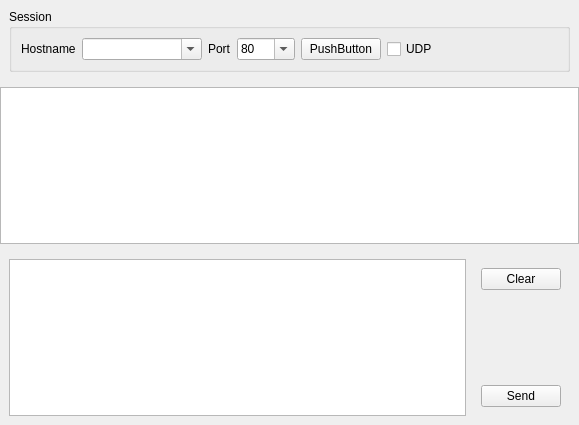
Old version of the form src/widgets/ncsessionwidget.ui in the repository coolshou/netcatgui.
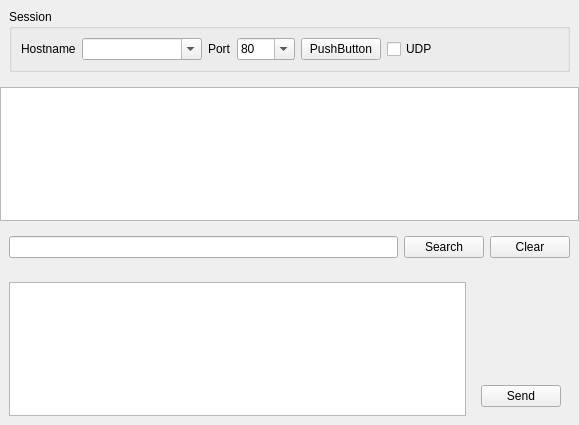
New version of the form. Custom widgets are drawn as their Qt base class.

Diff of the .ui file:
```diff
--- a/src/widgets/ncsessionwidget.ui
+++ b/src/widgets/ncsessionwidget.ui
@@ -161,6 +161,29 @@
      </property>
     </widget>
    </item>
+   <item>
+    <widget class="QWidget" name="widget_2" native="true">
+     <layout class="QHBoxLayout" name="horizontalLayout_3">
+      <item>
+       <widget class="QLineEdit" name="searchLineEdit"/>
+      </item>
+      <item>
+       <widget class="QPushButton" name="searchButton">
+        <property name="text">
+         <string>Search</string>
+        </property>
+       </widget>
+      </item>
+      <item>
+       <widget class="QPushButton" name="clearButton">
+        <property name="text">
+         <string>Clear</string>
+        </property>
+       </widget>
+      </item>
+     </layout>
+    </widget>
+   </item>
    <item>
     <widget class="QWidget" name="footerLayoutWidget" native="true">
      <layout class="QHBoxLayout" name="horizontalLayout_2">
@@ -198,13 +221,6 @@
       <item>
        <widget class="QWidget" name="widget" native="true">
         <layout class="QVBoxLayout" name="verticalLayout_3">
-         <item>
-          <widget class="QPushButton" name="clearButton">
-           <property name="text">
-            <string>Clear</string>
-           </property>
-          </widget>
-         </item>
          <item>
           <spacer name="verticalSpacer">
            <property name="orientation">
```
